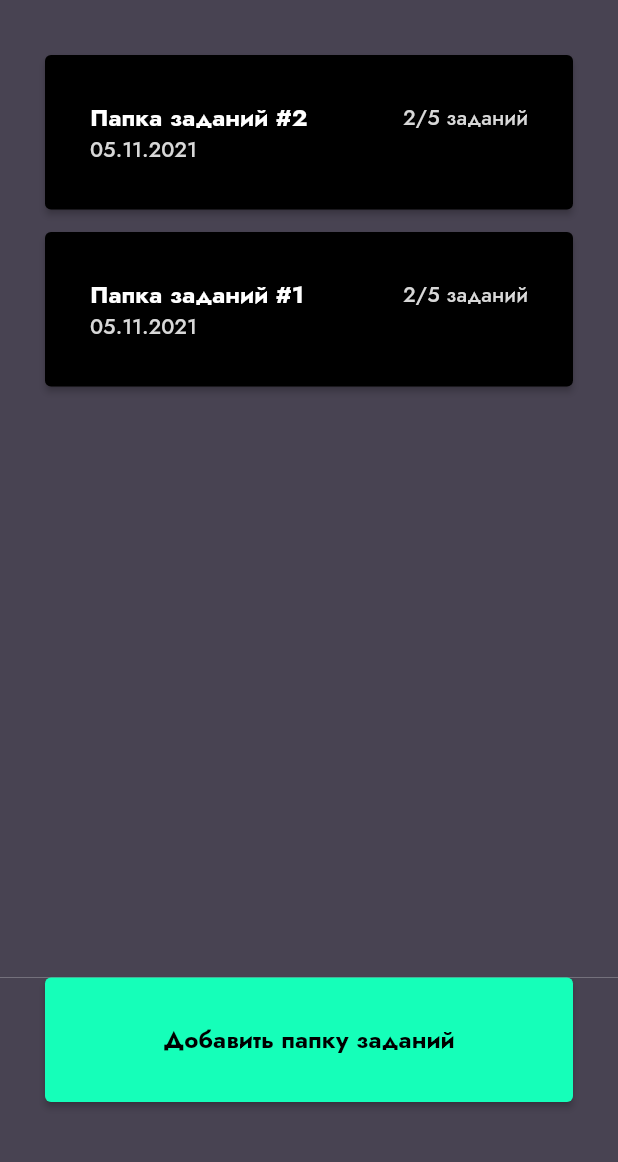
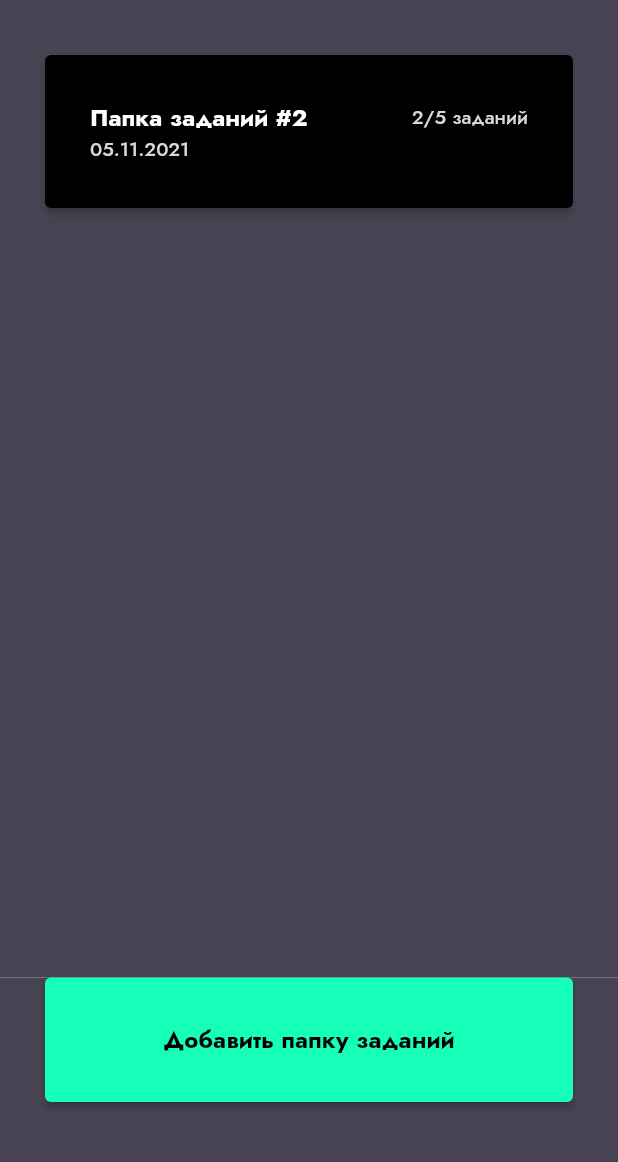
Before and after one commit to Hiwo-1101000-1101001/Flutter_todo, a Flutter app: the screen it shows after launch, on a phone screen of 412 x 824 dp, the part 74-1236 px from its top. Run offline on Flutter 3.47's test engine with Material 2 defaults, Android fonts, the phone set to English and light mode, and no system bars.

```diff
--- /dev/null
+++ b/lib/const.dart
@@ -0,0 +1,25 @@
+import 'package:flutter/material.dart';
+
+
+// Font styles
+const FONT_FAMILY = 'Jost';
+const FONT_WEIGHT_BOLD = FontWeight.bold;
+const DEFAULT_FONT_SIZE = 16.0;
+const SMALL_FONT_SIZE = 13.0;
+
+// Card
+const CARD_BACKGROUND = Colors.black;
+
+// Colors
+const BLACK = Colors.black;
+const WHITE = Colors.white;
+const GRAY = Color.fromRGBO(216, 216, 216, 1);
+const BACKGROUND_COLOR = Color.fromRGBO(72, 67, 82, 1);
+
+// Buttons
+const ADD_BUTTON_BACKGROUND = Color.fromRGBO(21, 255, 185, 1);
+
+
+// Other
+const CONTAINER = EdgeInsets.all(30);
+const LOGO = "assets/images/todo_logo.png";
--- a/lib/main.dart
+++ b/lib/main.dart
@@ -1,168 +1,65 @@
 import "package:flutter/material.dart";
+import 'const.dart'; // Const
+// Widgets
+import 'package:flutter_app/widgets/buttonsheet_button_widget.dart';
+import 'widgets/card_widget.dart';
 
 void main() => runApp(App());
 
 class App extends StatelessWidget {
+  const App({Key? key}) : super(key: key);
+
   @override
   Widget build(BuildContext context) {
     return MaterialApp(
         theme: ThemeData(
-          scaffoldBackgroundColor: Color.fromRGBO(72, 67, 82, 1),
-          primaryColor: const Color.fromRGBO(255, 0, 0, 1),
-          fontFamily: 'Jost'
-        ),
+            // Назначил цвет фона
+            scaffoldBackgroundColor: BACKGROUND_COLOR,
+            // Назначил шрифт из файла pubspec.yaml
+            fontFamily: FONT_FAMILY),
         home: Scaffold(
+          // Создал AppBar
           appBar: AppBar(
-            backgroundColor: Color.fromRGBO(72, 67, 82, 1),
-            elevation: 0,
+            backgroundColor: BACKGROUND_COLOR, // Цвет у AppBar
+            elevation: 0, // Убрал дефолтную тень у AppBar
             title: Container(
-              margin: EdgeInsets.only(
+              // Внешние отступы сверху и снизу у AppBar
+              margin: const EdgeInsets.only(
                 top: 25.0,
                 bottom: 25.0,
               ),
               child: Center(
+                // Это для центровки
+                // Ставлю логотип приложения
                 child: Image.asset(
-                  "assets/images/todo_logo.png",
+                  LOGO,
                   width: 60.0,
                 ),
               ),
             ),
           ),
+          // Началась основная часть приложения
           body: Container(
-            padding: EdgeInsets.all(30.0),
-            width: double.infinity,
+            padding: CONTAINER, // Отступы от краев
+            width: double.infinity, // На все длинну
+            // Это контейнер в котором все...
             child: Container(
-              height: double.infinity,
+              height: double.infinity, // На всю высоту
+              // Колонка с папками заданий
               child: Column(
                 children: [
+                  // Вот и сама карточка папки
                   Container(
-                    margin: EdgeInsets.only(bottom: 15.0),
-                    child: ElevatedButton(
-                      style: ElevatedButton.styleFrom(
-                          primary: Colors.black, padding: EdgeInsets.all(30.0)),
-                      child: Container(
-                        child: Column(
-                          children: [
-                            Row(
-                              mainAxisAlignment: MainAxisAlignment.spaceBetween,
-                              children: [
-                                Container(
-                                  child: const Text(
-                                    "Папка заданий #2",
-                                    style: TextStyle(
-                                        color: Colors.white,
-                                        fontWeight: FontWeight.bold,
-                                        fontSize: 16.0),
-                                  ),
-                                ),
-                                Container(
-                                  alignment: Alignment.topRight,
-                                  child: const Text(
-                                    "2/5 заданий",
-                                    textAlign: TextAlign.center,
-                                    style: TextStyle(
-                                        color:
-                                            Color.fromRGBO(216, 216, 216, 1)),
-                                  ),
-                                ),
-                              ],
-                            ),
-                            Container(
-                              alignment: Alignment.bottomLeft,
-                              child: const Text(
-                                "05.11.2021",
-                                textAlign: TextAlign.left,
-                                textDirection: TextDirection.ltr,
-                                style: TextStyle(
-                                  color: Color.fromRGBO(216, 216, 216, 1),
-                                ),
-                              ),
-                            )
-                          ],
-                        ),
-                      ),
-                      onPressed: () {},
-                    ),
-                  ),
-                  Container(
-                    margin: EdgeInsets.only(bottom: 15.0),
-                    child: ElevatedButton(
-                      style: ElevatedButton.styleFrom(
-                          primary: Colors.black, padding: EdgeInsets.all(30.0)),
-                      child: Container(
-                        child: Column(
-                          children: [
-                            Row(
-                              mainAxisAlignment: MainAxisAlignment.spaceBetween,
-                              children: [
-                                Container(
-                                  child: const Text(
-                                    "Папка заданий #1",
-                                    style: TextStyle(
-                                        color: Colors.white,
-                                        fontWeight: FontWeight.bold,
-                                        fontSize: 16.0),
-                                  ),
-                                ),
-                                Container(
-                                  alignment: Alignment.topRight,
-                                  child: const Text(
-                                    "2/5 заданий",
-                                    textAlign: TextAlign.center,
-                                    style: TextStyle(
-                                        color:
-                                            Color.fromRGBO(216, 216, 216, 1)),
-                                  ),
-                                ),
-                              ],
-                            ),
-                            Container(
-                              alignment: Alignment.bottomLeft,
-                              child: const Text(
-                                "05.11.2021",
-                                textAlign: TextAlign.left,
-                                textDirection: TextDirection.ltr,
-                                style: TextStyle(
-                                  color: Color.fromRGBO(216, 216, 216, 1),
-                                ),
-                              ),
-                            )
-                          ],
-                        ),
-                      ),
-                      onPressed: () {},
-                    ),
+                    margin:
+                        EdgeInsets.only(bottom: 15.0), // Внешний отступ снизу
+                    child: CardWidget(), // Создал кнопку для кликабельности карточки
                   ),
                 ],
               ),
             ),
           ),
-          bottomSheet: Container(
-            decoration: const BoxDecoration(
-              color: Color.fromRGBO(72, 67, 82, 1),
-            ),
-            padding:
-                const EdgeInsets.only(left: 30.0, right: 30.0, bottom: 40.0),
-            width: double.infinity,
-            child: ElevatedButton(
-                // style: ButtonStyle(
-                //     shape: MaterialStateProperty.all<RoundedRectangleBorder>(
-                //         RoundedRectangleBorder(
-                //   borderRadius: BorderRadius.circular(5.0),
-                // ))),
-                style: ElevatedButton.styleFrom(
-                  primary: const Color.fromRGBO(21, 255, 185, 1),
-                  padding: const EdgeInsets.all(30.0),
-                ),
-                onPressed: () {},
-                child: const Text(
-                  "Добавить папку заданий",
-                  style: TextStyle(
-                      color: Colors.black,
-                      fontSize: 16.0,
-                      fontWeight: FontWeight.bold),
-                )),
-          ),
+          // Место для кнопки снизу
+          bottomSheet: ButtonSheetButtonWidget(),
         ));
   }
 }
--- /dev/null
+++ b/lib/widgets/buttonsheet_button_widget.dart
@@ -0,0 +1,35 @@
+import 'package:flutter/material.dart';
+
+import '../const.dart'; // Const
+
+class ButtonSheetButtonWidget extends StatelessWidget {
+  const ButtonSheetButtonWidget({Key? key}) : super(key: key);
+
+  @override
+  Widget build(BuildContext context) {
+    return Container(
+      decoration: const BoxDecoration(
+        color: BACKGROUND_COLOR,
+      ),
+      // Внутренние отступы (Кнопка прижималась к краям экрана)
+      padding:
+          const EdgeInsets.only(left: 30.0, right: 30.0, bottom: 40.0),
+      width: double.infinity, // Ширину на всю длинну
+      // Создание кнопки
+      child: ElevatedButton(
+          style: ElevatedButton.styleFrom(
+            primary: ADD_BUTTON_BACKGROUND,
+            padding: const EdgeInsets.all(30.0), // Внутренние отступы кнопки
+          ),
+          onPressed: () {}, // Событие при клике
+          // Текст кнопки
+          child: const Text(
+            "Добавить папку заданий",
+            style: TextStyle(
+                color: BLACK, // цвет текста
+                fontSize: DEFAULT_FONT_SIZE, // размер текста
+                fontWeight: FONT_WEIGHT_BOLD),
+          )),
+    );
+  }
+}
--- /dev/null
+++ b/lib/widgets/card_widget.dart
@@ -0,0 +1,53 @@
+import 'package:flutter/material.dart';
+
+import '../const.dart';
+
+class CardWidget extends StatelessWidget {
+  const CardWidget({Key? key}) : super(key: key);
+
+  @override
+  Widget build(BuildContext context) {
+    return ElevatedButton(
+      style: ElevatedButton.styleFrom(
+          primary: CARD_BACKGROUND, // Цвет кнопки
+          padding: EdgeInsets.all(
+              30.0)), // Внутренние отступы у кнопки
+      // Создание колонки
+      child: Column(
+        children: [
+          // Создание строчки
+          Row(
+            mainAxisAlignment: MainAxisAlignment
+                .spaceBetween, // размещение виджетов по разным сторонам кнопки
+            children: [
+              const Text(
+                "Папка заданий #2",
+                style: TextStyle(
+                    color: WHITE, // цвет текста
+                    fontWeight: FONT_WEIGHT_BOLD,
+                    fontSize: DEFAULT_FONT_SIZE),
+              ),
+              const Text(
+                "2/5 заданий",
+                style: TextStyle(
+                    color: GRAY, fontSize: SMALL_FONT_SIZE),
+              ),
+            ],
+          ),
+          Container(
+            alignment: Alignment
+                .bottomLeft, // Ставим текст на лево (почему-то по дефолту текст на центре)
+            child: const Text(
+              "05.11.2021",
+              style: TextStyle(
+                color: GRAY,
+                fontSize: SMALL_FONT_SIZE,
+              ),
+            ),
+          )
+        ],
+      ),
+      onPressed: () {}, // Событие при клике
+    );
+  }
+}
```
